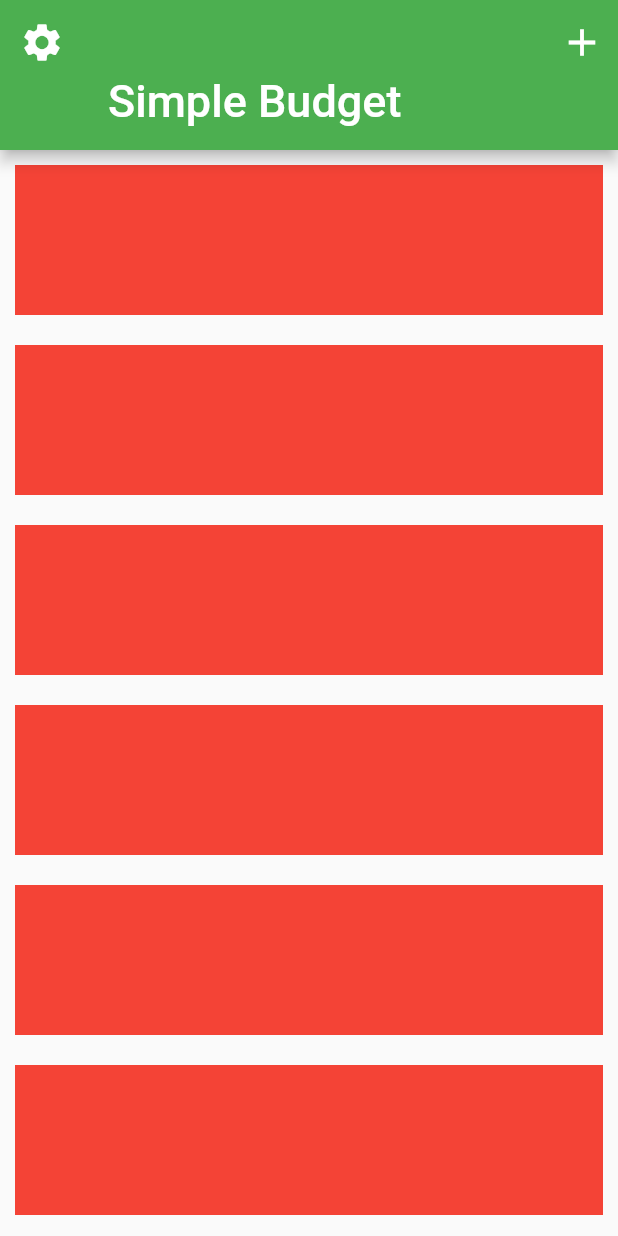
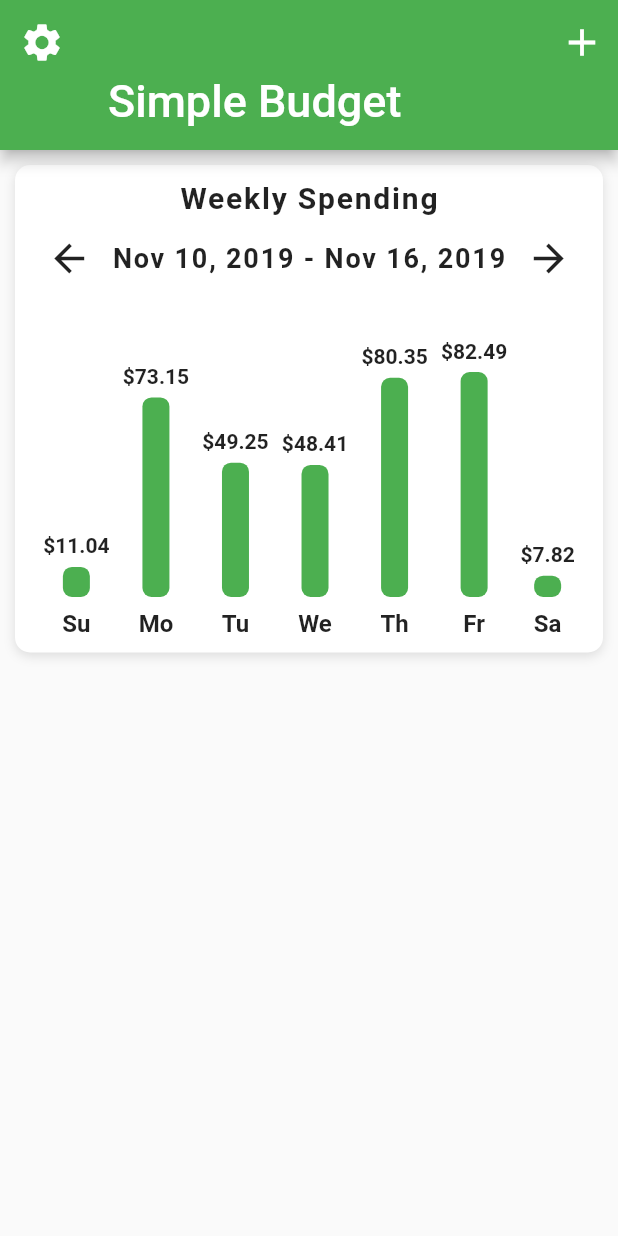
Before and after one commit to DitoCahyaPratama/flutter-budget, a Flutter app: the screen it shows after launch, on a phone screen of 412 x 824 dp. Run offline on Flutter 3.47's test engine with Material 2 defaults, Android fonts, the phone set to English and light mode, and no system bars.

Commit message:
Creating Bar Chart

```diff
--- a/lib/screens/home_screen.dart
+++ b/lib/screens/home_screen.dart
@@ -1,4 +1,7 @@
 import 'package:flutter/material.dart';
+import 'package:flutter_budget_ui/widgets/bar_chart.dart';
+
+import '../data/data.dart';
 
 class HomeScreen extends StatefulWidget {
   @override
@@ -37,10 +40,21 @@ class _HomeScreenState extends State<HomeScreen> {
               (BuildContext context, int index) {
                 return Container(
                   margin: EdgeInsets.all(10.0),
-                  height: 100.0,
-                  color: Colors.red,
+                  decoration: BoxDecoration(
+                    color: Colors.white,
+                    boxShadow: [
+                      BoxShadow(
+                        color: Colors.black12,
+                        offset: Offset(0, 2),
+                        blurRadius: 6.0,
+                      ),
+                    ],
+                    borderRadius: BorderRadius.circular(10.0),
+                  ),
+                  child: BarChart(weeklySpending),
                 );
               },
+              childCount: 1,
             ),
           ),
         ],
--- /dev/null
+++ b/lib/widgets/bar_chart.dart
@@ -0,0 +1,142 @@
+import 'package:flutter/material.dart';
+
+class BarChart extends StatelessWidget {
+  final List<double> expenses;
+
+  BarChart(this.expenses);
+
+  @override
+  Widget build(BuildContext context) {
+
+    double mostExpensive = 0;
+    expenses.forEach((double price) {
+      if(price > mostExpensive){
+        mostExpensive = price;
+      }
+    });
+
+    return Padding(
+      padding: EdgeInsets.all(10.0),
+      child: Column(
+        children: <Widget>[
+          Text(
+            'Weekly Spending',
+            style: TextStyle(
+              fontSize: 20.0,
+              fontWeight: FontWeight.bold,
+              letterSpacing: 1.2,
+            ),
+          ),
+          SizedBox(height: 5.0),
+          Row(
+            mainAxisAlignment: MainAxisAlignment.spaceAround,
+            children: <Widget>[
+              IconButton(
+                icon: Icon(Icons.arrow_back),
+                iconSize: 30.0,
+                onPressed: () {},
+              ),
+              Text(
+                'Nov 10, 2019 - Nov 16, 2019',
+                style: TextStyle(
+                  fontSize: 18.0,
+                  fontWeight: FontWeight.bold,
+                  letterSpacing: 1.2,
+                ),
+              ),
+              IconButton(
+                icon: Icon(Icons.arrow_forward),
+                iconSize: 30.0,
+                onPressed: () {},
+              ),
+            ],
+          ),
+          SizedBox(height: 30.0),
+          Row(
+            mainAxisAlignment: MainAxisAlignment.spaceEvenly,
+            crossAxisAlignment: CrossAxisAlignment.end,
+            children: <Widget>[
+              Bar(
+                label: 'Su',
+                amountSpent: expenses[0],
+                mostExpensive: mostExpensive,
+              ),
+              Bar(
+                label: 'Mo',
+                amountSpent: expenses[1],
+                mostExpensive: mostExpensive,
+              ),
+              Bar(
+                label: 'Tu',
+                amountSpent: expenses[2],
+                mostExpensive: mostExpensive,
+              ),
+              Bar(
+                label: 'We',
+                amountSpent: expenses[3],
+                mostExpensive: mostExpensive,
+              ),
+              Bar(
+                label: 'Th',
+                amountSpent: expenses[4],
+                mostExpensive: mostExpensive,
+              ),
+              Bar(
+                label: 'Fr',
+                amountSpent: expenses[5],
+                mostExpensive: mostExpensive,
+              ),
+              Bar(
+                label: 'Sa',
+                amountSpent: expenses[6],
+                mostExpensive: mostExpensive,
+              ),
+            ],
+          )
+        ],
+      ),
+    );
+  }
+}
+
+class Bar extends StatelessWidget {
+  final String label;
+  final double amountSpent;
+  final double mostExpensive;
+
+  final double _maxBarHeight = 150.0;
+
+  Bar({this.label, this.amountSpent, this.mostExpensive});
+
+  @override
+  Widget build(BuildContext context) {
+    final barHeight = amountSpent / mostExpensive * _maxBarHeight;
+    return Column(
+      children: <Widget>[
+        Text(
+          '\$${amountSpent.toStringAsFixed(2)}',
+          style: TextStyle(
+            fontWeight: FontWeight.w600,
+          ),
+        ),
+        SizedBox(height: 6.0),
+        Container(
+          height: barHeight,
+          width: 18.0,
+          decoration: BoxDecoration(
+            color: Theme.of(context).primaryColor,
+            borderRadius: BorderRadius.circular(6.0),
+          ),
+        ),
+        SizedBox(height: 8.0),
+        Text(
+          label,
+          style: TextStyle(
+            fontSize: 16.0,
+            fontWeight: FontWeight.bold,
+          ),
+        ),
+      ],
+    );
+  }
+}
```
